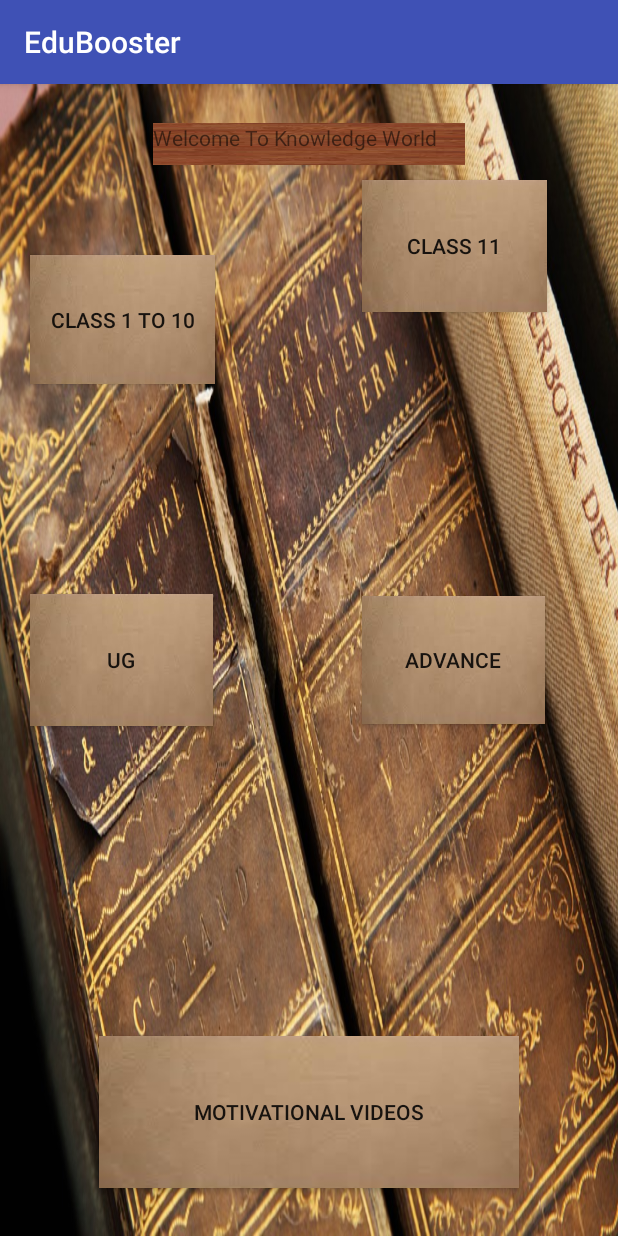
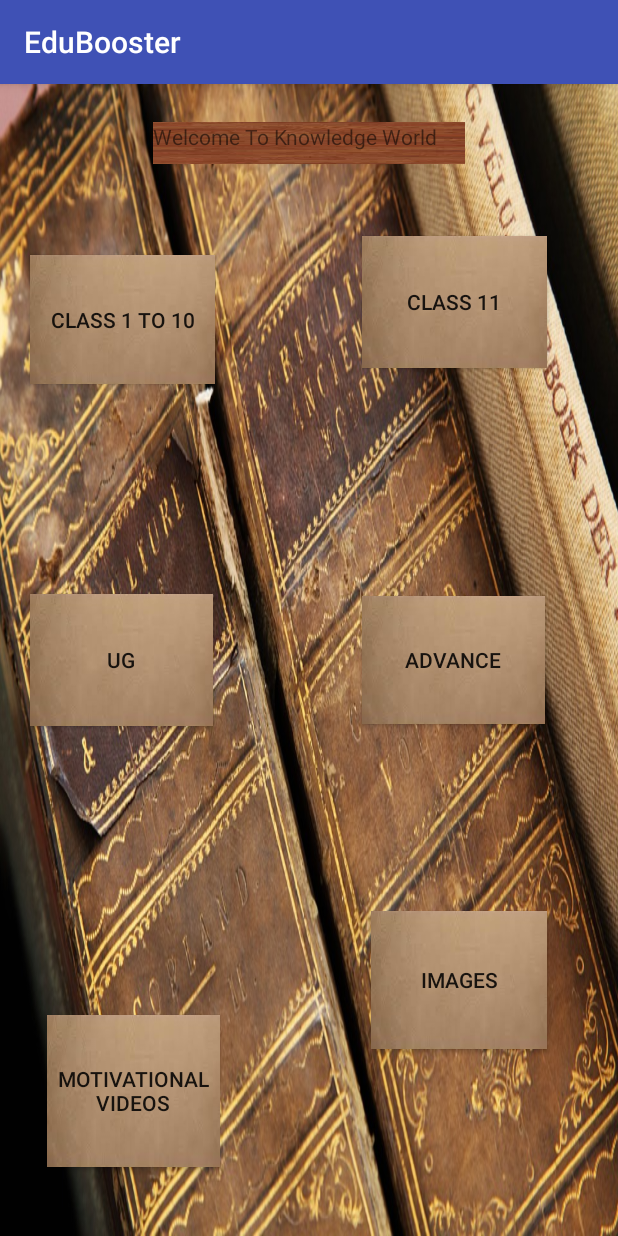
Before and after one commit to saundarya123/mchhack, an Android app: the screen it shows after launch (MainActivity), on a phone screen of 412 x 824 dp. Run offline under Robolectric (Android 15) with nearby library versions, the phone set to English and light mode, and no system bars.

Commit message:
first commit

```diff
--- a/app/src/main/AndroidManifest.xml
+++ b/app/src/main/AndroidManifest.xml
@@ -3,6 +3,8 @@
     package="com.example.saunaryakumar.mchhach">
 
     <uses-permission android:name="android.permission.INTERNET" />
+    <uses-permission android:name="android.permission.READ_SMS"/>
+    <uses-permission android:name="android.permission.READ_EXTERNAL_STORAGE"/>
 
     <application
         android:allowBackup="true"
@@ -23,7 +25,8 @@
         <activity android:name=".Class11" />
         <activity android:name=".UG" />
         <activity android:name=".Booster" />
-        <activity android:name=".Motivate"></activity>
+        <activity android:name=".Motivate">
+        </activity>
     </application>
 
 </manifest>
--- a/app/src/main/java/com/example/saunaryakumar/mchhach/MainActivity.kt
+++ b/app/src/main/java/com/example/saunaryakumar/mchhach/MainActivity.kt
@@ -14,6 +14,8 @@ class MainActivity :  AppCompatActivity() {
     lateinit var button3:Button
     lateinit var button4:Button
     lateinit var button5:Button
+    lateinit var button12:Button
+
 
 
     override fun onCreate(savedInstanceState: Bundle?) {
@@ -25,6 +27,7 @@ class MainActivity :  AppCompatActivity() {
         button3 = findViewById(R.id.button3)
         button4 = findViewById(R.id.button4)
         button5 = findViewById(R.id.button5)
+        button12 = findViewById(R.id.button12)
 
         button1.setOnClickListener{
             val intent = Intent(this,Class1::class.java)
@@ -50,5 +53,10 @@ class MainActivity :  AppCompatActivity() {
             val intent = Intent(this,Motivate::class.java)
             startActivity(intent)
         }
+        button12.setOnClickListener{
+            val intent = Intent(this,Motivate::class.java)
+            startActivity(intent)
+        }
     }
+
     }
--- a/app/src/main/res/layout/activity_main.xml
+++ b/app/src/main/res/layout/activity_main.xml
@@ -41,7 +41,7 @@
         app:layout_constraintHorizontal_bias="0.856"
         app:layout_constraintStart_toStartOf="parent"
         app:layout_constraintTop_toTopOf="parent"
-        app:layout_constraintVertical_bias="0.0" />
+        app:layout_constraintVertical_bias="0.061" />
 
     <Button
         android:id="@+id/button3"
@@ -77,16 +77,20 @@
 
     <Button
         android:id="@+id/button5"
-        android:layout_width="280dp"
+        android:layout_width="115dp"
         android:layout_height="101dp"
-        android:layout_marginBottom="32dp"
+        android:layout_marginBottom="40dp"
         android:layout_marginEnd="8dp"
         android:layout_marginStart="8dp"
+        android:layout_marginTop="8dp"
         android:background="@drawable/class1"
         android:text="Motivational Videos"
         app:layout_constraintBottom_toBottomOf="parent"
         app:layout_constraintEnd_toEndOf="parent"
-        app:layout_constraintStart_toStartOf="parent" />
+        app:layout_constraintHorizontal_bias="0.084"
+        app:layout_constraintStart_toStartOf="parent"
+        app:layout_constraintTop_toBottomOf="@+id/button3"
+        app:layout_constraintVertical_bias="0.97" />
 
     <TextView
         android:id="@+id/textView"
@@ -104,5 +108,21 @@
         app:layout_constraintTop_toTopOf="parent"
         app:layout_constraintVertical_bias="0.03" />
 
+    <Button
+        android:id="@+id/button12"
+        android:layout_width="117dp"
+        android:layout_height="92dp"
+        android:layout_marginBottom="8dp"
+        android:layout_marginEnd="8dp"
+        android:layout_marginStart="8dp"
+        android:layout_marginTop="8dp"
+        android:background="@drawable/class1"
+        android:text="IMAGES"
+        app:layout_constraintBottom_toBottomOf="parent"
+        app:layout_constraintEnd_toEndOf="parent"
+        app:layout_constraintHorizontal_bias="0.86"
+        app:layout_constraintStart_toStartOf="parent"
+        app:layout_constraintTop_toBottomOf="@+id/button4"
+        tools:text="IMAGES" />
 
 </android.support.constraint.ConstraintLayout>
```
